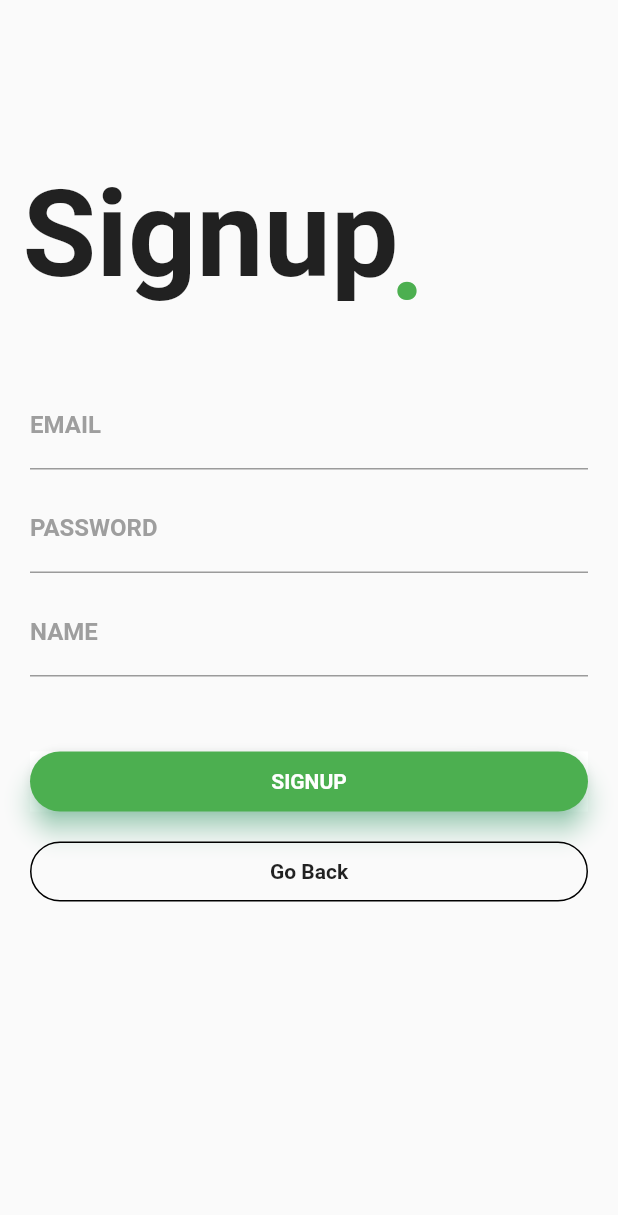
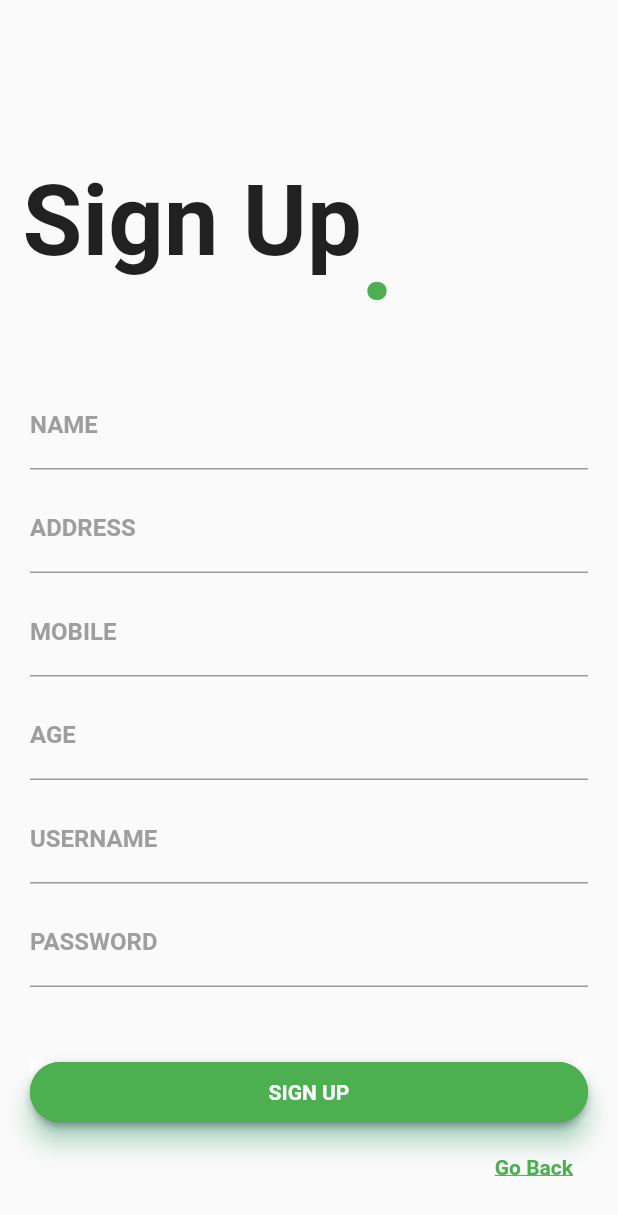
Before and after one commit to aksharabruno/Urban-Roof, a Flutter app: the SignupPage screen opened by its route, on a phone screen of 412 x 824 dp. Shown: the top 1215 px of the screen. Run offline on Flutter 3.47's test engine with Material 2 defaults, Android fonts, the phone set to English and light mode, and no system bars; Roboto replaces fonts that are missing (Raleway).

Commit message:
Update sign_up.dart

```diff
--- a/lib/app/pages/sign_up.dart
+++ b/lib/app/pages/sign_up.dart
@@ -1,4 +1,6 @@
 import 'package:flutter/material.dart';
+import 'package:http/http.dart' as http;
+import 'dart:convert';
 
 class SignupPage extends StatefulWidget {
   @override
@@ -6,12 +8,45 @@ class SignupPage extends StatefulWidget {
 }
 
 class _SignupPageState extends State<SignupPage> {
+  String name = '', username = '', password = '';
+  String address = '', mob = '';
+  int age;
+  //String final_response ='';
+  final _formkey1 = GlobalKey<FormState>();
+  final _formkey2 = GlobalKey<FormState>();
+  final _formkey3 = GlobalKey<FormState>();
+  final _formkey4 = GlobalKey<FormState>();
+  final _formkey5 = GlobalKey<FormState>();
+  final _formkey6 = GlobalKey<FormState>();
+
+  Future<void> _savingData() async {
+    final validation1 = _formkey1.currentState.validate();
+    final validation2 = _formkey2.currentState.validate();
+    final validation3 = _formkey3.currentState.validate();
+    final validation4 = _formkey3.currentState.validate();
+    final validation5 = _formkey3.currentState.validate();
+    final validation6 = _formkey3.currentState.validate();
+
+    if(!validation1 && !validation2 && !validation3 && !validation4 && !validation5 && !validation6){
+      return;
+    }
+    _formkey1.currentState.save();
+    _formkey2.currentState.save();
+    _formkey3.currentState.save();
+    _formkey4.currentState.save();
+    _formkey5.currentState.save();
+    _formkey6.currentState.save();
+  }
+
+  //final unCon = new TextEditingController();
+  //final pwCon = new TextEditingController();
+  //final nameCon = new TextEditingController();
   @override
   Widget build(BuildContext context) {
     return new Scaffold(
         resizeToAvoidBottomPadding: false,
-        body: Column(crossAxisAlignment: CrossAxisAlignment.start, children: <
-            Widget>[
+        body: SingleChildScrollView(
+          child: Column(crossAxisAlignment: CrossAxisAlignment.start, children: <Widget>[
           Container(
             child: Stack(
               children: <Widget>[
@@ -19,13 +54,13 @@ class _SignupPageState extends State<SignupPage> {
                 Container(
                   padding: EdgeInsets.fromLTRB(15.0, 110.0, 0.0, 0.0),
                   child: Text(
-                    'Signup',
+                    'Sign Up',
                     style:
-                        TextStyle(fontSize: 80.0, fontWeight: FontWeight.bold),
+                        TextStyle(fontSize: 65.0, fontWeight: FontWeight.bold),
                   ),
                 ),
                 Container(
-                  padding: EdgeInsets.fromLTRB(260.0, 125.0, 0.0, 0.0),
+                  padding: EdgeInsets.fromLTRB(240.0, 125.0, 0.0, 0.0),
                   child: Text(
                     '.',
                     style: TextStyle(
@@ -38,23 +73,91 @@ class _SignupPageState extends State<SignupPage> {
             ),
           ),
           Container(
-              padding: EdgeInsets.only(top: 35.0, left: 20.0, right: 20.0),
+            padding: EdgeInsets.only(top: 35.0, left: 20.0, right: 20.0),
+            child: Builder(
+              builder: (context) => Form(
               child: Column(
                 children: <Widget>[
-                  TextField(
+                  TextFormField(
+                    key: _formkey1,
+                    //controller: nameCon,
                     decoration: InputDecoration(
-                        labelText: 'EMAIL',
+                        labelText: 'NAME ',
+                        labelStyle: TextStyle(
+                            fontWeight: FontWeight.bold,
+                            color: Colors.grey),
+                        focusedBorder: UnderlineInputBorder(
+                            borderSide: BorderSide(color: Colors.green))),
+                    onSaved: (value){
+                      name = value;
+                    }
+                  ),
+                  SizedBox(height: 10.0),
+                  TextFormField(
+                    key: _formkey2,
+                    //controller: nameCon,
+                    decoration: InputDecoration(
+                        labelText: 'ADDRESS ',
+                        labelStyle: TextStyle(
+                            fontWeight: FontWeight.bold,
+                            color: Colors.grey),
+                        focusedBorder: UnderlineInputBorder(
+                            borderSide: BorderSide(color: Colors.green))),
+                    onSaved: (value){
+                      name = value;
+                    }
+                  ),
+                  SizedBox(height: 10.0),
+                  TextFormField(
+                    key: _formkey3,
+                    //controller: nameCon,
+                    decoration: InputDecoration(
+                        labelText: 'MOBILE ',
+                        labelStyle: TextStyle(
+                            fontWeight: FontWeight.bold,
+                            color: Colors.grey),
+                        focusedBorder: UnderlineInputBorder(
+                            borderSide: BorderSide(color: Colors.green))),
+                    onSaved: (value){
+                      name = value;
+                    }
+                  ),
+                  SizedBox(height: 10.0),
+                  TextFormField(
+                    key: _formkey4,
+                    //controller: nameCon,
+                    decoration: InputDecoration(
+                        labelText: 'AGE ',
+                        labelStyle: TextStyle(
+                            fontWeight: FontWeight.bold,
+                            color: Colors.grey),
+                        focusedBorder: UnderlineInputBorder(
+                            borderSide: BorderSide(color: Colors.green))),
+                    onSaved: (value){
+                      name = value;
+                    }
+                  ),
+                  SizedBox(height: 10.0),
+
+                  TextFormField(
+                    key: _formkey5,
+                    //controller: unCon,
+                    decoration: InputDecoration(
+                        labelText: 'USERNAME',
                         labelStyle: TextStyle(
                             fontFamily: 'Raleway',
                             fontWeight: FontWeight.bold,
                             color: Colors.grey),
-                        // hintText: 'EMAIL',
-                        // hintStyle: ,
                         focusedBorder: UnderlineInputBorder(
                             borderSide: BorderSide(color: Colors.green))),
+                    onSaved: (value){
+                      name = value;
+                    }
                   ),
                   SizedBox(height: 10.0),
-                  TextField(
+                  TextFormField(
+                    key: _formkey6,
+                    //controller: pwCon,
                     decoration: InputDecoration(
                         labelText: 'PASSWORD ',
                         labelStyle: TextStyle(
@@ -64,34 +167,42 @@ class _SignupPageState extends State<SignupPage> {
                         focusedBorder: UnderlineInputBorder(
                             borderSide: BorderSide(color: Colors.green))),
                     obscureText: true,
-                  ),
-                  SizedBox(height: 10.0),
-                  TextField(
-                    decoration: InputDecoration(
-                        labelText: 'NAME ',
-                        labelStyle: TextStyle(
-                            fontFamily: 'Raleway',
-                            fontWeight: FontWeight.bold,
-                            color: Colors.grey),
-                        focusedBorder: UnderlineInputBorder(
-                            borderSide: BorderSide(color: Colors.green))),
+                    onSaved: (value){
+                      name = value;
+                    }
                   ),
                   SizedBox(height: 50.0),
                   Container(
                       height: 40.0,
                       color: Colors.white,
-                      //onPressed: () {Navigator.pushReplacementNamed(context, '/home');},
                       child: Material(
                         borderRadius: BorderRadius.circular(20.0),
                         shadowColor: Colors.greenAccent,
                         color: Colors.green,
                         elevation: 7.0,
-                        child: GestureDetector(
-                          onTap: () {Navigator.of(context).pushNamed('/home');},
+                        child: RaisedButton(
+                          shape: RoundedRectangleBorder(borderRadius: BorderRadius.circular(50.0)),
+                          color: Colors.green,
+                          onPressed: () async {
+                            //Navigator.of(context).pushNamed('/home');
+                            //name = nameCon.text;
+                            //username = unCon.text;
+                            //password = pwCon.text;
+                            _savingData();
+                            final url = 'http://10.0.2.15:5000/signup';
+                            var data = {'Name': name, 'Address': address, 'Mobile Number': mob, 'Age': age, 'Username': username, 'Password': password};
+                            final response = await http.post(url, body: json.encode(data));
+                            if(response.statusCode == 200){
+                              Navigator.of(context).pushNamed('/home');
+                            } else {
+                              print('error');
+                            }
+                            //http.close();
+                          },
+
                           child: Center(
-
                             child: Text(
-                              'SIGNUP',
+                              'SIGN UP',
                               style: TextStyle(
                                 //fontSize: 20.0,
                                   color: Colors.white,
@@ -101,38 +212,27 @@ class _SignupPageState extends State<SignupPage> {
                           ),
                         ),
                       )),
-                  SizedBox(height: 20.0),
+                  SizedBox(height: 10.0),
                   Container(
+                    padding: EdgeInsets.only(right: 10.0),
+                    alignment: Alignment.centerRight,
                     height: 40.0,
                     color: Colors.transparent,
-                    child: Container(
-                      decoration: BoxDecoration(
-                          border: Border.all(
-                              color: Colors.black,
-                              style: BorderStyle.solid,
-                              width: 1.0),
-                          color: Colors.transparent,
-                          borderRadius: BorderRadius.circular(20.0)),
-                      child: InkWell(
-                        onTap: () {
-                          Navigator.of(context).pop();
-                        },
-                        child:
-
-                            Center(
-                              child: Text('Go Back',
-                                  style: TextStyle(
-                                      fontWeight: FontWeight.bold,
-                                      fontFamily: 'Raleway')),
-                            ),
-
-
-                      ),
+                    child: InkWell(
+                      onTap: () {Navigator.of(context).pushNamed('/');},
+                      child: Text(
+                      'Go Back',
+                      style: TextStyle(
+                          color: Colors.green,
+                          fontFamily: 'Raleway',
+                          fontWeight: FontWeight.bold,
+                          decoration: TextDecoration.underline),
                     ),
+                  )
                   ),
                 ],
               )),
-
-        ]));
+            ))
+        ])));
   }
 }
```
